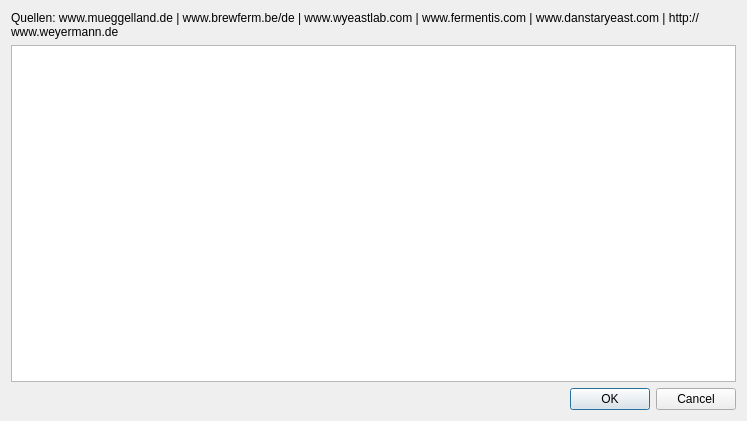
Old version of the form source/ui/getrohstoffvorlage.ui in the repository Gremmel/kleiner-brauhelfer.
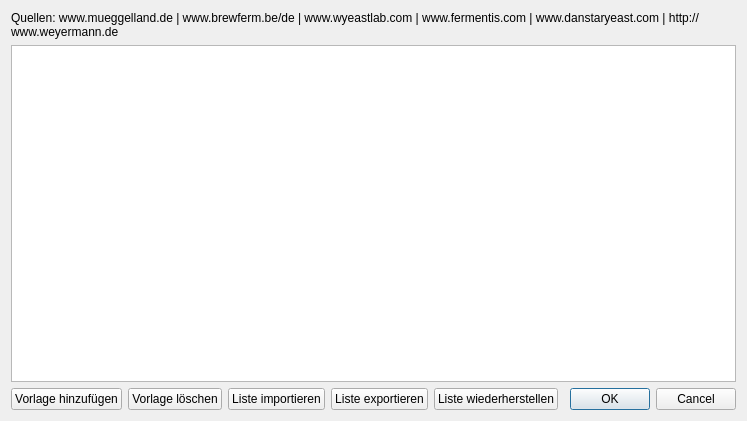
New version of the form.

What changed in the file:
```diff
--- a/source/ui/getrohstoffvorlage.ui
+++ b/source/ui/getrohstoffvorlage.ui
@@ -38,6 +38,43 @@
     </widget>
    </item>
    <item>
+    <layout class="QHBoxLayout" name="horizontalLayout">
+     <item>
+      <widget class="QPushButton" name="btn_Add">
+       <property name="text">
+        <string>Vorlage hinzufügen</string>
+       </property>
+      </widget>
+     </item>
+     <item>
+      <widget class="QPushButton" name="btn_Remove">
+       <property name="text">
+        <string>Vorlage löschen</string>
+       </property>
+      </widget>
+     </item>
+     <item>
+      <widget class="QPushButton" name="btn_Import">
+       <property name="text">
+        <string>Liste importieren</string>
+       </property>
+      </widget>
+     </item>
+     <item>
+      <widget class="QPushButton" name="btn_Export">
+       <property name="text">
+        <string>Liste exportieren</string>
+       </property>
+      </widget>
+     </item>
+     <item>
+      <widget class="QPushButton" name="btn_Restore">
+       <property name="text">
+        <string>Liste wiederherstellen</string>
+       </property>
+      </widget>
+     </item>
+     <item>
     <widget class="QDialogButtonBox" name="buttonBox">
      <property name="orientation">
       <enum>Qt::Horizontal</enum>
@@ -46,6 +83,8 @@
       <set>QDialogButtonBox::Cancel|QDialogButtonBox::Ok</set>
      </property>
     </widget>
+     </item>
+    </layout>
    </item>
   </layout>
  </widget>
```
Left out of the diff: 3 changed lines with no effect on the pictures. Lines whose indentation alone changed are shown as unchanged.
